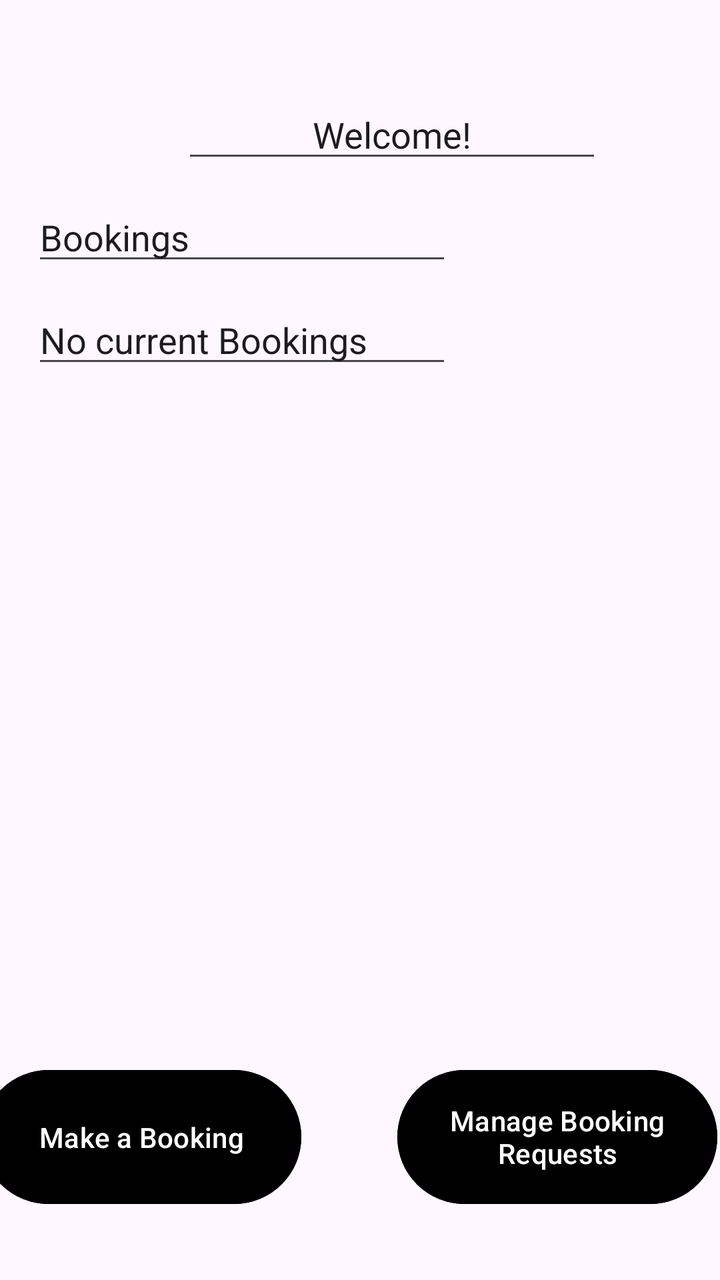
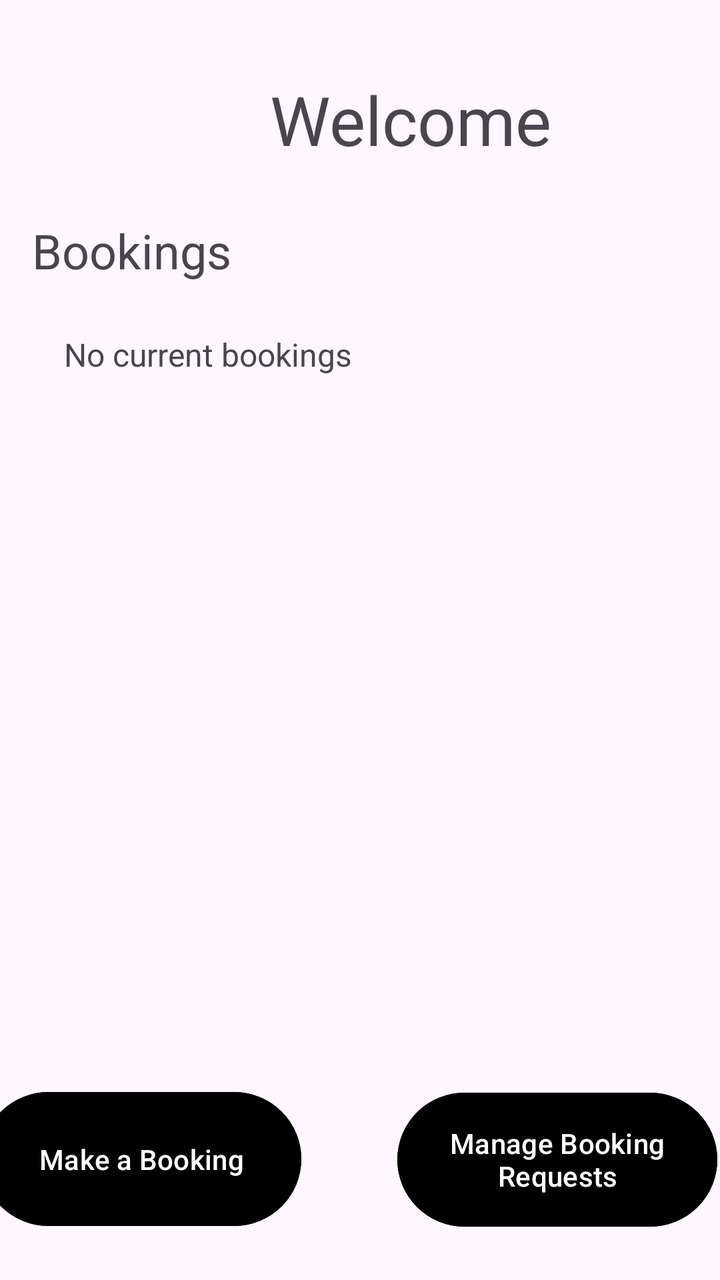

The first picture is an Android layout as it rendered before a commit; the second is the same layout after the commit. The layout source and the unified diff follow.
<!-- AndroidManifest.xml: application theme Theme.COMP2000Project -->
<!-- res/layout/activity_main.xml -->
<?xml version="1.0" encoding="utf-8"?>
<androidx.constraintlayout.widget.ConstraintLayout xmlns:android="http://schemas.android.com/apk/res/android"
    xmlns:app="http://schemas.android.com/apk/res-auto"
    xmlns:tools="http://schemas.android.com/tools"
    android:id="@+id/main"
    android:layout_width="match_parent"
    android:layout_height="match_parent"
    tools:context=".MainActivity">

    <EditText
        android:id="@+id/editTextText"
        android:layout_width="wrap_content"
        android:layout_height="wrap_content"
        android:layout_marginStart="91dp"
        android:layout_marginTop="45dp"
        android:ems="10"
        android:inputType="text"
        android:text="Welcome!"
        android:textAlignment="center"
        app:layout_constraintStart_toStartOf="parent"
        app:layout_constraintTop_toTopOf="parent" />

    <Button
        android:id="@+id/button"
        android:layout_width="160dp"
        android:layout_height="75dp"
        android:layout_marginStart="24dp"
        android:layout_marginTop="342dp"
        android:layout_marginEnd="39dp"
        android:backgroundTint="@color/black"
        android:text="@string/manage_booking_requests"
        app:layout_constraintEnd_toEndOf="parent"
        app:layout_constraintStart_toEndOf="@+id/btnBookings"
        app:layout_constraintTop_toBottomOf="@+id/editTextText3" />

    <Button
        android:id="@+id/btnBookings"
        android:layout_width="160dp"
        android:layout_height="75dp"
        android:layout_marginStart="28dp"
        android:layout_marginTop="342dp"
        android:layout_marginEnd="24dp"
        android:backgroundTint="@color/black"
        android:text="@string/make_a_booking"
        app:layout_constraintEnd_toStartOf="@+id/button"
        app:layout_constraintStart_toStartOf="parent"
        app:layout_constraintTop_toBottomOf="@+id/editTextText3" />

    <EditText
        android:id="@+id/editTextText2"
        android:layout_width="wrap_content"
        android:layout_height="wrap_content"
        android:layout_marginStart="16dp"
        android:layout_marginTop="10dp"
        android:ems="10"
        android:inputType="text"
        android:text="Bookings"
        app:layout_constraintStart_toStartOf="parent"
        app:layout_constraintTop_toBottomOf="@+id/editTextText" />

    <EditText
        android:id="@+id/editTextText3"
        android:layout_width="wrap_content"
        android:layout_height="wrap_content"
        android:layout_marginStart="16dp"
        android:layout_marginTop="10dp"
        android:contextClickable="false"
        android:ems="10"
        android:inputType="text"
        android:selectAllOnFocus="false"
        android:singleLine="false"
        android:text="No current Bookings"
        app:layout_constraintStart_toStartOf="parent"
        app:layout_constraintTop_toBottomOf="@+id/editTextText2" />

</androidx.constraintlayout.widget.ConstraintLayout>
<!-- resources referenced by this layout -->
<resources>
  <color name="black">#FF000000</color>
  <string name="make_a_booking">Make a Booking</string>
  <string name="manage_booking_requests">Manage Booking Requests</string>
  <style name="Theme.COMP2000Project" parent="Base.Theme.COMP2000Project" />
  <style name="Base.Theme.COMP2000Project" parent="Theme.Material3.DayNight.NoActionBar">
          
          
      </style>
</resources>

<!-- the commit's change to res/layout/activity_main.xml (unified diff, before → after) -->
@@ -7,70 +7,64 @@
     android:layout_height="match_parent"
     tools:context=".MainActivity">
 
-    <EditText
-        android:id="@+id/editTextText"
-        android:layout_width="wrap_content"
-        android:layout_height="wrap_content"
-        android:layout_marginStart="91dp"
-        android:layout_marginTop="45dp"
-        android:ems="10"
-        android:inputType="text"
-        android:text="Welcome!"
-        android:textAlignment="center"
-        app:layout_constraintStart_toStartOf="parent"
-        app:layout_constraintTop_toTopOf="parent" />
-
     <Button
-        android:id="@+id/button"
+        android:id="@+id/btnRequests"
         android:layout_width="160dp"
         android:layout_height="75dp"
         android:layout_marginStart="24dp"
-        android:layout_marginTop="342dp"
+        android:layout_marginTop="460dp"
         android:layout_marginEnd="39dp"
         android:backgroundTint="@color/black"
         android:text="@string/manage_booking_requests"
         app:layout_constraintEnd_toEndOf="parent"
         app:layout_constraintStart_toEndOf="@+id/btnBookings"
-        app:layout_constraintTop_toBottomOf="@+id/editTextText3" />
+        app:layout_constraintTop_toBottomOf="@+id/textView4" />
 
     <Button
         android:id="@+id/btnBookings"
         android:layout_width="160dp"
         android:layout_height="75dp"
         android:layout_marginStart="28dp"
-        android:layout_marginTop="342dp"
+        android:layout_marginTop="354dp"
         android:layout_marginEnd="24dp"
         android:backgroundTint="@color/black"
         android:text="@string/make_a_booking"
-        app:layout_constraintEnd_toStartOf="@+id/button"
+        android:textAllCaps="false"
+        app:layout_constraintEnd_toStartOf="@+id/btnRequests"
         app:layout_constraintStart_toStartOf="parent"
-        app:layout_constraintTop_toBottomOf="@+id/editTextText3" />
+        app:layout_constraintTop_toBottomOf="@+id/textView6" />
 
-    <EditText
-        android:id="@+id/editTextText2"
+    <TextView
+        android:id="@+id/textView4"
+        android:layout_width="wrap_content"
+        android:layout_height="wrap_content"
+        android:layout_marginStart="135dp"
+        android:layout_marginTop="37dp"
+        android:text="Welcome"
+        android:textSize="34sp"
+        app:layout_constraintStart_toStartOf="parent"
+        app:layout_constraintTop_toTopOf="parent" />
+
+    <TextView
+        android:id="@+id/textView5"
         android:layout_width="wrap_content"
         android:layout_height="wrap_content"
         android:layout_marginStart="16dp"
-        android:layout_marginTop="10dp"
-        android:ems="10"
-        android:inputType="text"
+        android:layout_marginTop="109dp"
         android:text="Bookings"
+        android:textSize="24sp"
         app:layout_constraintStart_toStartOf="parent"
-        app:layout_constraintTop_toBottomOf="@+id/editTextText" />
+        app:layout_constraintTop_toTopOf="parent" />
 
-    <EditText
-        android:id="@+id/editTextText3"
+    <TextView
+        android:id="@+id/textView6"
         android:layout_width="wrap_content"
         android:layout_height="wrap_content"
-        android:layout_marginStart="16dp"
-        android:layout_marginTop="10dp"
-        android:contextClickable="false"
-        android:ems="10"
-        android:inputType="text"
-        android:selectAllOnFocus="false"
-        android:singleLine="false"
-        android:text="No current Bookings"
+        android:layout_marginStart="32dp"
+        android:layout_marginTop="25dp"
+        android:text="No current bookings"
+        android:textSize="16sp"
         app:layout_constraintStart_toStartOf="parent"
-        app:layout_constraintTop_toBottomOf="@+id/editTextText2" />
+        app:layout_constraintTop_toBottomOf="@+id/textView5" />
 
 </androidx.constraintlayout.widget.ConstraintLayout>
